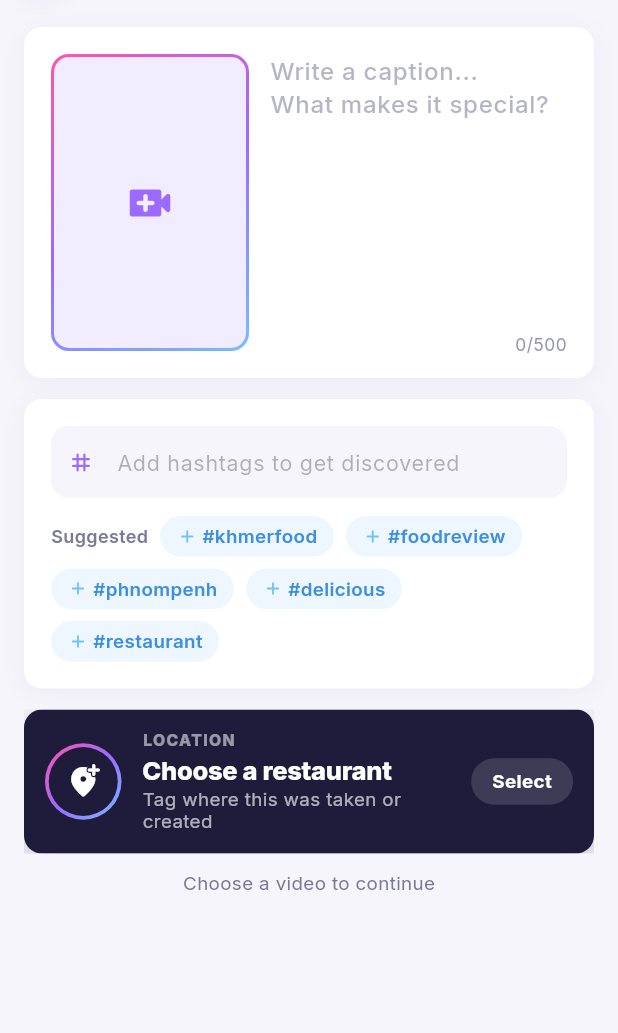
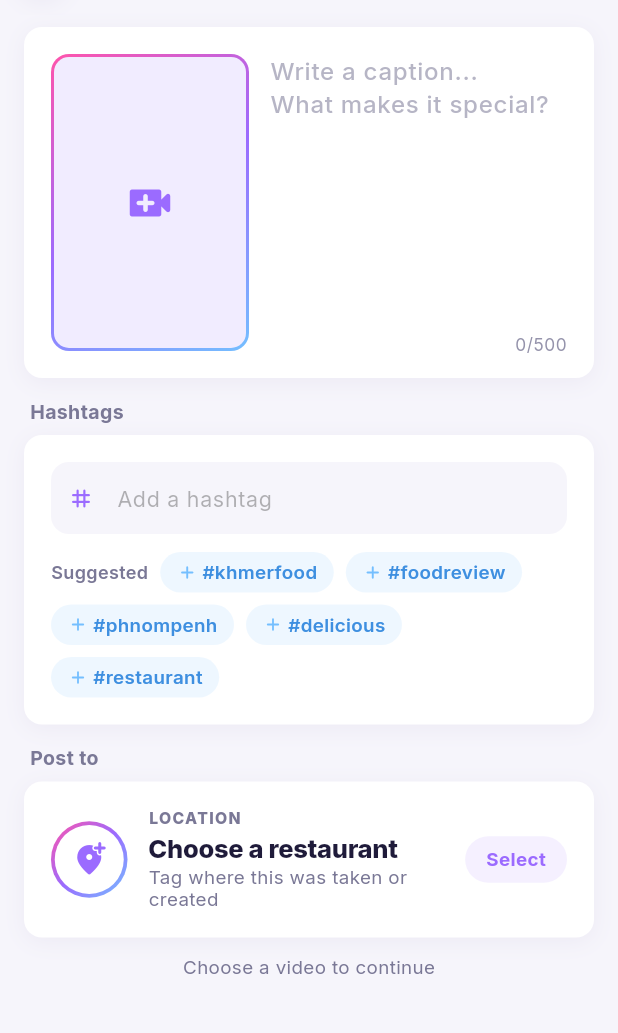
Before and after one commit to Um-chankreas/khmercat_app, a Flutter app: the VideoUploadScreen screen opened directly, on a phone screen of 412 x 824 dp, the part 69-1102 px from its top. Run offline on Flutter 3.47's test engine with Material 3 defaults, Android fonts, the phone set to English and light mode, and no system bars; our stand-ins replace cached_network_image, camera, dio, dotted_border, firebase_core, firebase_messaging and 17 more; missing offline and left inert: cached_video_player_plus, v_video_compressor; accounts and stored records are empty; network calls fail.

Commit message:
Restaurant card back to white style, add section labels, shorter hashtag hint
Co-Authored-By: Claude Sonnet 5.5 <noreply@anthropic.com>
Claude-Session: https://claude.ai/code/session_014KB5BUGRfkQGG83zetuJrP

```diff
--- a/lib/src/video_upload/presentation/video_upload_screen.dart
+++ b/lib/src/video_upload/presentation/video_upload_screen.dart
@@ -287,6 +287,7 @@ class VideoUploadScreen extends HookConsumerWidget {
 
                         const Gap(14),
 
+                        const _SectionLabel('Hashtags'),
                         // ---- Hashtags ------------------------------------
                         _Card(
                           child: Column(
@@ -309,7 +310,7 @@ class VideoUploadScreen extends HookConsumerWidget {
                                   }
                                 },
                                 decoration: InputDecoration(
-                                  hintText: 'Add hashtags to get discovered',
+                                  hintText: 'Add a hashtag',
                                   filled: true,
                                   fillColor: const Color(0xffF6F5FB),
                                   border: OutlineInputBorder(
@@ -408,6 +409,7 @@ class VideoUploadScreen extends HookConsumerWidget {
                         const Gap(14),
 
                         // ---- Restaurant ------------------------------------
+                        const _SectionLabel('Post to'),
                         _TargetCard(
                           selection: selectedTarget.value,
                           onTap: pickTarget,
@@ -570,20 +572,12 @@ class _TargetCard extends StatelessWidget {
     final sel = selection;
     final isPost = sel?.mode == UploadMode.restaurantPost;
 
-    return Material(
-      color: Colors.transparent,
-      child: InkWell(
-        onTap: onTap,
-        borderRadius: BorderRadius.circular(12),
-        child: Ink(
-          padding: const EdgeInsets.all(14),
-          decoration: BoxDecoration(
-            color: _Brand.ink,
-            borderRadius: BorderRadius.circular(12),
-            boxShadow: _Brand.softShadow(_Brand.ink, alpha: 0.25),
-          ),
-          child: Row(
-            children: [
+    return GestureDetector(
+      onTap: onTap,
+      behavior: HitTestBehavior.opaque,
+      child: _Card(
+        child: Row(
+          children: [
               // Gradient ring around the logo / empty-state icon.
               Container(
                 padding: const EdgeInsets.all(2.5),
@@ -601,13 +595,13 @@ class _TargetCard extends StatelessWidget {
                         width: 46,
                         height: 46,
                         decoration: const BoxDecoration(
-                          color: _Brand.ink,
+                          color: Colors.white,
                           shape: BoxShape.circle,
                         ),
                         child: const Icon(
                           Icons.add_location_alt_rounded,
                           size: 24,
-                          color: Colors.white,
+                          color: _Brand.purple,
                         ),
                       ),
               ),
@@ -624,7 +618,7 @@ class _TargetCard extends StatelessWidget {
                         fontSize: 10.5,
                         fontWeight: FontWeight.w800,
                         letterSpacing: 0.9,
-                        color: Colors.white.withValues(alpha: 0.55),
+                        color: _Brand.muted,
                       ),
                     ),
                     const Gap(3),
@@ -636,7 +630,7 @@ class _TargetCard extends StatelessWidget {
                         fontWeight: FontWeight.w800,
                         fontSize: 17,
                         letterSpacing: -0.2,
-                        color: Colors.white,
+                        color: _Brand.ink,
                       ),
                     ),
                     if (sel == null) ...[
@@ -645,7 +639,7 @@ class _TargetCard extends StatelessWidget {
                         'Tag where this was taken or created',
                         style: TextStyle(
                           fontSize: 12.5,
-                          color: Colors.white.withValues(alpha: 0.65),
+                          color: _Brand.muted,
                         ),
                       ),
                     ],
@@ -659,7 +653,7 @@ class _TargetCard extends StatelessWidget {
                   vertical: 8,
                 ),
                 decoration: BoxDecoration(
-                  color: Colors.white.withValues(alpha: 0.14),
+                  color: _Brand.purple.withValues(alpha: 0.1),
                   borderRadius: BorderRadius.circular(20),
                 ),
                 child: Text(
@@ -667,12 +661,32 @@ class _TargetCard extends StatelessWidget {
                   style: const TextStyle(
                     fontSize: 12.5,
                     fontWeight: FontWeight.w700,
-                    color: Colors.white,
+                    color: _Brand.purple,
                   ),
                 ),
               ),
-            ],
-          ),
+          ],
+        ),
+      ),
+    );
+  }
+}
+
+/// Small muted heading above a card, so each block is easy to scan.
+class _SectionLabel extends StatelessWidget {
+  final String text;
+  const _SectionLabel(this.text);
+
+  @override
+  Widget build(BuildContext context) {
+    return Padding(
+      padding: const EdgeInsets.fromLTRB(4, 0, 0, 8),
+      child: Text(
+        text,
+        style: const TextStyle(
+          fontSize: 13,
+          fontWeight: FontWeight.w700,
+          color: _Brand.muted,
         ),
       ),
     );
```
